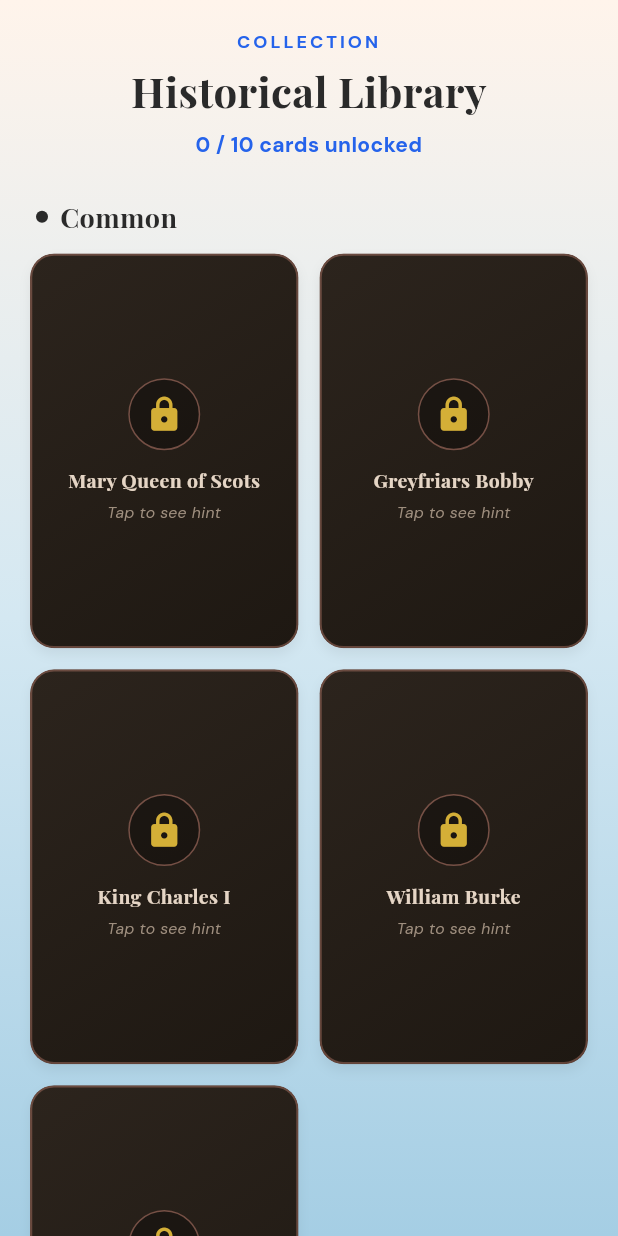
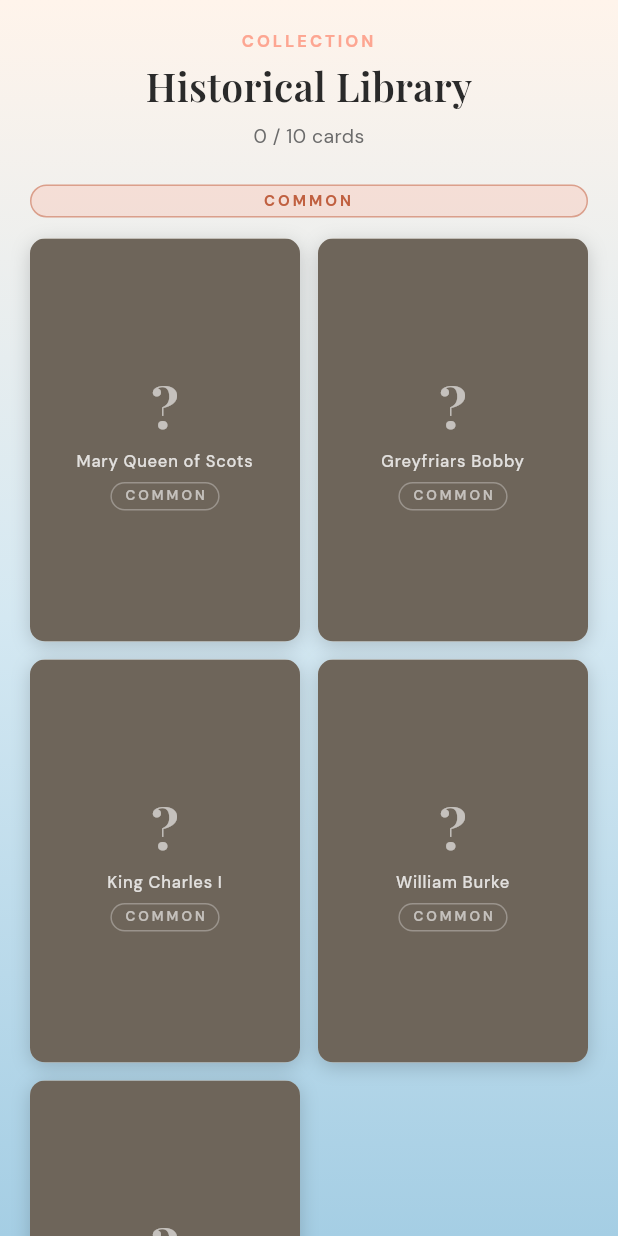
Before and after one commit to Asherbinyy/cityloom-prototype, a Flutter app: the LibraryScreen screen opened directly, on a phone screen of 412 x 824 dp. Run offline on Flutter 3.47's test engine with Material 3 defaults, Android fonts, the phone set to English and light mode, and no system bars; our stand-ins replace audioplayers, flutter_animate, google_fonts, shared_preferences; missing offline and left inert: dart:js_interop; accounts and stored records are empty.

Commit message:
fix: match HTML prototype locked card toast, soften whites, use new map without overlaid pins, and add library pulse

```diff
--- a/lib/screens/library_screen.dart
+++ b/lib/screens/library_screen.dart
@@ -19,6 +19,7 @@ class LibraryScreen extends StatefulWidget {
 
 class _LibraryScreenState extends State<LibraryScreen> {
   final Map<String, bool> _shakingMap = {};
+  final Map<String, bool> _toastMap = {};
 
   @override
   Widget build(BuildContext context) {
@@ -38,10 +39,10 @@ class _LibraryScreenState extends State<LibraryScreen> {
           Text(
             'COLLECTION',
             style: GoogleFonts.dmSans(
-              fontSize: 12,
+              fontSize: 11,
               fontWeight: FontWeight.w700,
               letterSpacing: 2,
-              color: const Color(0xFF2563EB),
+              color: AppColors.coral,
             ),
             textAlign: TextAlign.center,
           ),
@@ -50,8 +51,8 @@ class _LibraryScreenState extends State<LibraryScreen> {
           Text(
             'Historical Library',
             style: GoogleFonts.playfairDisplay(
-              fontSize: 28,
-              fontWeight: FontWeight.w700,
+              fontSize: 26,
+              fontWeight: FontWeight.w600,
               color: AppColors.dark,
             ),
             textAlign: TextAlign.center,
@@ -59,15 +60,14 @@ class _LibraryScreenState extends State<LibraryScreen> {
           const SizedBox(height: 6),
 
           Text(
-            '${appState.unlockedCardsCount} / ${appState.totalCardsCount} cards unlocked',
+            '${appState.unlockedCardsCount} / ${appState.totalCardsCount} cards',
             style: GoogleFonts.dmSans(
-              fontSize: 14,
-              fontWeight: FontWeight.bold,
-              color: const Color(0xFF2563EB),
+              fontSize: 13,
+              color: AppColors.muted,
             ),
             textAlign: TextAlign.center,
           ),
-          const SizedBox(height: 20),
+          const SizedBox(height: 16),
 
           // Sections: Common, Uncommon, Rare, Legendary
           _buildRaritySection(context, appState, CardRarity.common),
@@ -87,76 +87,83 @@ class _LibraryScreenState extends State<LibraryScreen> {
         CardData.cards.values.where((c) => c.rarity == rarity).toList();
     if (cards.isEmpty) return const SizedBox.shrink();
 
-    Color labelColor;
+    Color bgColor;
+    Color textColor;
+    Color borderColor;
     String labelText;
 
     switch (rarity) {
       case CardRarity.common:
-        labelText = 'Common';
-        labelColor = const Color(0xFF2A2A2A);
+        labelText = 'COMMON';
+        bgColor = const Color(0xFFFDA692).withValues(alpha: 0.25);
+        textColor = const Color(0xFFC06040);
+        borderColor = const Color(0xFFC06040).withValues(alpha: 0.5);
         break;
       case CardRarity.uncommon:
-        labelText = 'Uncommon';
-        labelColor = const Color(0xFF2563EB);
+        labelText = 'UNCOMMON';
+        bgColor = const Color(0xFFFDA692).withValues(alpha: 0.2);
+        textColor = const Color(0xFFB05A40);
+        borderColor = const Color(0xFFB05A40).withValues(alpha: 0.5);
         break;
       case CardRarity.rare:
-        labelText = 'Rare';
-        labelColor = const Color(0xFF9333EA);
+        labelText = 'RARE';
+        bgColor = const Color(0xFFB43C32).withValues(alpha: 0.2);
+        textColor = const Color(0xFF8A2020);
+        borderColor = const Color(0xFF8A2020).withValues(alpha: 0.5);
         break;
       case CardRarity.legendary:
-        labelText = 'Legendary';
-        labelColor = const Color(0xFFD97706);
+        labelText = 'LEGENDARY';
+        bgColor = const Color(0xFF8C82C8).withValues(alpha: 0.2);
+        textColor = const Color(0xFF5A4A9A);
+        borderColor = const Color(0xFF5A4A9A).withValues(alpha: 0.5);
         break;
     }
 
     return Padding(
-      padding: const EdgeInsets.only(bottom: 20),
+      padding: const EdgeInsets.only(bottom: 16),
       child: Column(
-        crossAxisAlignment: CrossAxisAlignment.start,
+        crossAxisAlignment: CrossAxisAlignment.stretch,
         children: [
-          Padding(
-            padding: const EdgeInsets.symmetric(horizontal: 4, vertical: 6),
-            child: Row(
-              children: [
+          // Section Pill Label
           Container(
-                  width: 8,
-                  height: 8,
+            margin: const EdgeInsets.symmetric(vertical: 8),
+            padding: const EdgeInsets.symmetric(horizontal: 16, vertical: 3),
             decoration: BoxDecoration(
-                    color: labelColor,
-                    shape: BoxShape.circle,
+              color: bgColor,
+              borderRadius: BorderRadius.circular(12),
+              border: Border.all(color: borderColor, width: 1),
             ),
+            child: Text(
+              labelText,
+              style: GoogleFonts.dmSans(
+                fontSize: 10,
+                fontWeight: FontWeight.w700,
+                letterSpacing: 2,
+                color: textColor,
               ),
-                const SizedBox(width: 8),
-                Text(
-                  labelText,
-                  style: GoogleFonts.playfairDisplay(
-                    fontSize: 18,
-                    fontWeight: FontWeight.w700,
-                    color: labelColor,
-                  ),
-                ),
-              ],
+              textAlign: TextAlign.center,
             ),
           ),
           const SizedBox(height: 6),
 
-          // Grid of Cards
+          // Grid of Cards (aspect ratio 2/3 like in HTML)
           GridView.builder(
             shrinkWrap: true,
             physics: const NeverScrollableScrollPhysics(),
             gridDelegate: const SliverGridDelegateWithFixedCrossAxisCount(
               crossAxisCount: 2,
-              childAspectRatio: 0.68,
-              crossAxisSpacing: 14,
-              mainAxisSpacing: 14,
+              childAspectRatio: 0.67,
+              crossAxisSpacing: 12,
+              mainAxisSpacing: 12,
             ),
             itemCount: cards.length,
             itemBuilder: (context, index) {
               final card = cards[index];
               final isUnlocked = appState.isCardUnlocked(card.id);
               final isShaking = _shakingMap[card.id] ?? false;
+              final showToast = _toastMap[card.id] ?? false;
 
-              return _buildCardItem(context, card, isUnlocked, isShaking);
+              return _buildCardItem(context, card, isUnlocked, isShaking, showToast);
             },
           ),
         ],
@@ -165,20 +172,21 @@ class _LibraryScreenState extends State<LibraryScreen> {
   }
 
   Widget _buildCardItem(
-      BuildContext context, CharacterCard card, bool isUnlocked, bool isShaking) {
-    Widget cardWidget = Container(
+      BuildContext context, CharacterCard card, bool isUnlocked, bool isShaking, bool showToast) {
+    Widget cardContent = Container(
       decoration: BoxDecoration(
-        borderRadius: BorderRadius.circular(16),
+        color: isUnlocked ? Colors.transparent : const Color(0xFFD8D0C4),
+        borderRadius: BorderRadius.circular(10),
         boxShadow: [
           BoxShadow(
-            color: Colors.black.withValues(alpha: isUnlocked ? 0.15 : 0.06),
-            blurRadius: isUnlocked ? 12 : 6,
-            offset: const Offset(0, 4),
+            color: Colors.black.withValues(alpha: 0.18),
+            blurRadius: 10,
+            offset: const Offset(0, 3),
           ),
         ],
       ),
       child: ClipRRect(
-        borderRadius: BorderRadius.circular(16),
+        borderRadius: BorderRadius.circular(10),
         child: Material(
           color: Colors.transparent,
           child: InkWell(
@@ -191,35 +199,24 @@ class _LibraryScreenState extends State<LibraryScreen> {
                 );
               } else {
                 SoundService.playLocked();
-                setState(() => _shakingMap[card.id] = true);
-                Future.delayed(const Duration(milliseconds: 600), () {
+                setState(() {
+                  _shakingMap[card.id] = true;
+                  _toastMap[card.id] = true;
+                });
+                Future.delayed(const Duration(milliseconds: 500), () {
                   if (mounted) setState(() => _shakingMap[card.id] = false);
                 });
-
-                ScaffoldMessenger.of(context).hideCurrentSnackBar();
-                ScaffoldMessenger.of(context).showSnackBar(
-                  SnackBar(
-                    content: Text(
-                      '🔒 ${card.name}: ${card.hint}',
-                      style: GoogleFonts.dmSans(
-                        fontSize: 13,
-                        fontWeight: FontWeight.w600,
-                        color: Colors.white,
-                      ),
-                      textAlign: TextAlign.center,
-                    ),
-                    backgroundColor: const Color(0xFF281E14).withValues(alpha: 0.92),
-                    duration: const Duration(seconds: 2),
-                    behavior: SnackBarBehavior.floating,
-                    shape: RoundedRectangleBorder(
-                      borderRadius: BorderRadius.circular(10),
-                    ),
-                  ),
-                );
+                Future.delayed(const Duration(milliseconds: 1000), () {
+                  if (mounted) setState(() => _toastMap[card.id] = false);
+                });
               }
             },
-            child: isUnlocked
-                ? Hero(
+            child: Stack(
+              children: [
+                // Unlocked Card: Full Image
+                if (isUnlocked)
+                  Positioned.fill(
+                    child: Hero(
                       tag: 'card_${card.id}',
                       child: Image.asset(
                         card.imageAsset,
@@ -238,64 +235,91 @@ class _LibraryScreenState extends State<LibraryScreen> {
                           ),
                         ),
                       ),
+                    ),
                   )
-                : Container(
-                    decoration: BoxDecoration(
-                      gradient: const LinearGradient(
-                        colors: [Color(0xFF2C241D), Color(0xFF1E1812)],
-                        begin: Alignment.topLeft,
-                        end: Alignment.bottomRight,
-                      ),
-                      borderRadius: BorderRadius.circular(16),
-                      border: Border.all(
-                        color: AppColors.coral.withValues(alpha: 0.3),
-                        width: 1.5,
-                      ),
-                    ),
-                    padding: const EdgeInsets.all(12),
+                else
+                  // Locked Card: Dark Overlay with ? and Name matching HTML
+                  Positioned.fill(
+                    child: Container(
+                      color: const Color(0xFF281E14).withValues(alpha: 0.6),
+                      padding: const EdgeInsets.all(8),
                       child: Column(
                         mainAxisAlignment: MainAxisAlignment.center,
                         crossAxisAlignment: CrossAxisAlignment.center,
                         children: [
-                        Container(
-                          padding: const EdgeInsets.all(10),
-                          decoration: BoxDecoration(
-                            color: Colors.black.withValues(alpha: 0.3),
-                            shape: BoxShape.circle,
-                            border: Border.all(
-                              color: AppColors.coral.withValues(alpha: 0.4),
+                          Text(
+                            '?',
+                            style: GoogleFonts.playfairDisplay(
+                              fontSize: 36,
+                              fontWeight: FontWeight.w700,
+                              color: Colors.white.withValues(alpha: 0.6),
                             ),
                           ),
-                          child: const Icon(
-                            Icons.lock_rounded,
-                            size: 26,
-                            color: Color(0xFFD4AF37), // Antique gold lock
-                          ),
-                        ),
-                        const SizedBox(height: 10),
+                          const SizedBox(height: 4),
                           Text(
                             card.name,
-                          style: GoogleFonts.playfairDisplay(
-                            fontSize: 13,
-                            fontWeight: FontWeight.w700,
-                            color: const Color(0xFFE5D5C5),
+                            style: GoogleFonts.dmSans(
+                              fontSize: 11,
+                              fontWeight: FontWeight.w500,
+                              letterSpacing: 0.5,
+                              color: Colors.white.withValues(alpha: 0.8),
                             ),
                             textAlign: TextAlign.center,
                             maxLines: 2,
                             overflow: TextOverflow.ellipsis,
                           ),
                           const SizedBox(height: 6),
-                        Text(
-                          'Tap to see hint',
+                          Container(
+                            padding: const EdgeInsets.symmetric(horizontal: 8, vertical: 2),
+                            decoration: BoxDecoration(
+                              borderRadius: BorderRadius.circular(10),
+                              border: Border.all(
+                                color: Colors.white.withValues(alpha: 0.3),
+                                width: 1,
+                              ),
+                            ),
+                            child: Text(
+                              card.rarity.name.toUpperCase(),
                               style: GoogleFonts.dmSans(
-                            fontSize: 10.5,
-                            fontStyle: FontStyle.italic,
-                            color: const Color(0xFF9E8E7E),
+                                fontSize: 9,
+                                fontWeight: FontWeight.w600,
+                                letterSpacing: 2,
+                                color: Colors.white.withValues(alpha: 0.6),
                               ),
-                          textAlign: TextAlign.center,
+                            ),
                           ),
                         ],
                       ),
+                    ),
+                  ),
+
+                // On-Card Locked Toast (like HTML .toast-locked)
+                if (showToast)
+                  Positioned.fill(
+                    child: Center(
+                      child: Container(
+                        padding: const EdgeInsets.symmetric(horizontal: 16, vertical: 6),
+                        decoration: BoxDecoration(
+                          color: const Color(0xFF281E14).withValues(alpha: 0.85),
+                          borderRadius: BorderRadius.circular(8),
+                        ),
+                        child: Text(
+                          'Locked',
+                          style: GoogleFonts.dmSans(
+                            fontSize: 12,
+                            fontWeight: FontWeight.w500,
+                            color: const Color(0xFFE8DCC6),
+                          ),
+                        ),
+                      )
+                          .animate()
+                          .fadeIn(duration: 150.ms)
+                          .scale(begin: const Offset(0.9, 0.9), end: const Offset(1, 1), duration: 150.ms)
+                          .then(delay: 600.ms)
+                          .fadeOut(duration: 250.ms),
+                    ),
+                  ),
+              ],
             ),
           ),
         ),
@@ -303,11 +327,11 @@ class _LibraryScreenState extends State<LibraryScreen> {
     );
 
     if (isShaking) {
-      return cardWidget
+      return cardContent
           .animate(onComplete: (_) {})
           .shake(duration: 500.ms, hz: 6, curve: Curves.easeInOut);
     }
 
-    return cardWidget;
+    return cardContent;
   }
 }
--- a/lib/widgets/audio_player_card.dart
+++ b/lib/widgets/audio_player_card.dart
@@ -114,7 +114,7 @@ class _AudioPlayerCardState extends State<AudioPlayerCard> {
       width: double.infinity,
       padding: const EdgeInsets.symmetric(horizontal: 20, vertical: 20),
       decoration: BoxDecoration(
-        color: Colors.white,
+        color: AppColors.cream,
         borderRadius: BorderRadius.circular(20),
         border: Border.all(color: AppColors.blush, width: 1.5),
         boxShadow: [
```
Also changed, not shown: lib/data/tour_data.dart (+23 -25 lines), lib/screens/quiz_screen.dart (+12 -12 lines), lib/widgets/app_scaffold.dart (+21 -26 lines), lib/widgets/map_interactive_widget.dart (+30 -166 lines), docs/assets/fonts/MaterialIcons-Regular.otf, 4 other files. Lines whose indentation alone changed are shown as unchanged.
